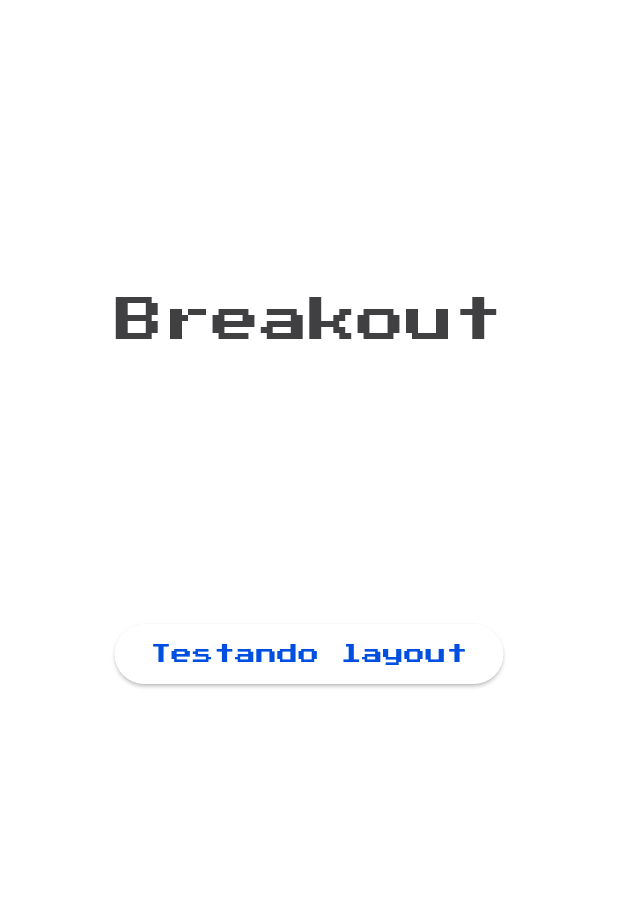
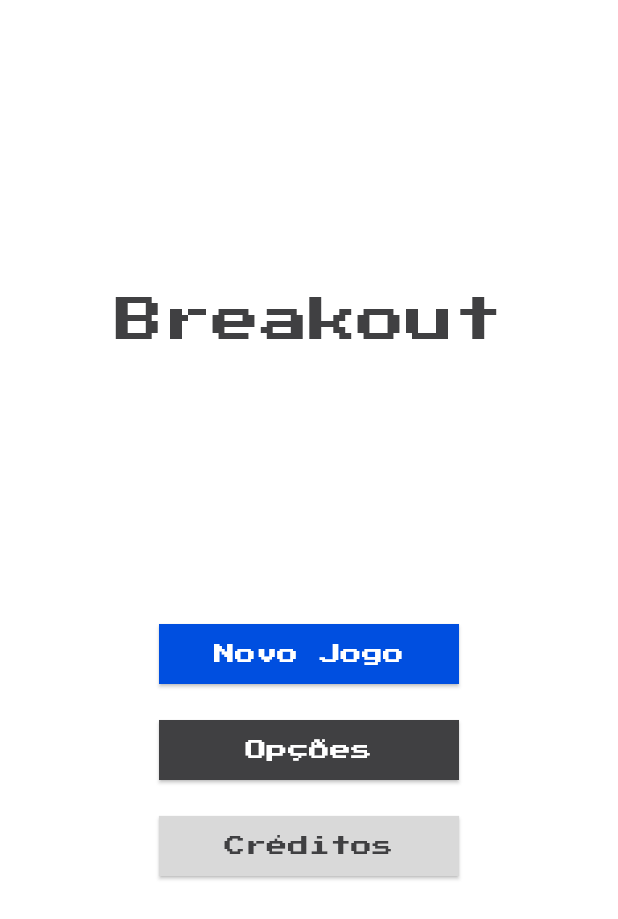
Before and after one commit to HeberFHLemes/projeto-integrador-vi-a, a Flutter app: the screen it shows after launch, on a phone screen of 412 x 824 dp. Shown: the top 919 px of the screen. Run offline on Flutter 3.47's test engine with Material 3 defaults, Android fonts, the phone set to English and light mode, and no system bars; our stand-ins replace google_fonts.

Commit message:
feat: adicionando botões na tela inicial com AppButton, para redirecionamento para as diferentes telas.

```diff
--- a/lib/src/views/home_view.dart
+++ b/lib/src/views/home_view.dart
@@ -1,4 +1,6 @@
 import 'package:flutter/material.dart';
+
+import '../widgets/app_button.dart';
 
 class HomeView extends StatelessWidget {
   const HomeView({super.key});
@@ -32,11 +34,32 @@ class HomeView extends StatelessWidget {
                 Expanded(
                   child: Center(
                     child: Column(
+                      spacing: 16.0,
                       children: [
-                        ElevatedButton(
-                          onPressed: () {},
-                          child: Text('Testando layout')
-                        )
+                        AppButton(
+                          text: 'Novo Jogo',
+                          backgroundColor: Theme.of(context).colorScheme.primary,
+                          textColor: Colors.white,
+                          onPressed: () {
+                            // TODO: redirecionar para tela de jogo (nível 1)
+                          }
+                        ),
+                        AppButton(
+                          text: 'Opções',
+                          backgroundColor: Theme.of(context).colorScheme.secondary,
+                          textColor: Colors.white,
+                          onPressed: () {
+                            // TODO: redirecionar para tela Opções
+                          }
+                        ),
+                        AppButton(
+                            text: 'Créditos',
+                            textColor: Theme.of(context).colorScheme.secondary,
+                            backgroundColor: Theme.of(context).colorScheme.tertiary,
+                            onPressed: () {
+                              Navigator.pushNamed(context, '/credits');
+                            }
+                        ),
                       ]
                     )
                   )
```
